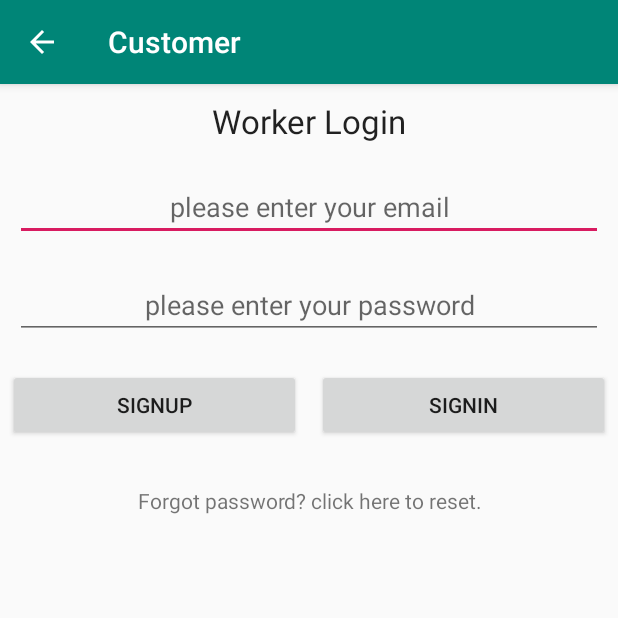
After one commit to nyabara/Towing, an Android app: the WorkerLoginActivity screen opened directly, with no data from a screen before it, on a phone screen of 412 x 824 dp, the top half of it. The commit adds this screen. Run offline under Robolectric (Android 15) with nearby library versions, the phone set to English and light mode, and no system bars; our stand-ins replace Firebase (no records; nobody signed in at launch, a user with empty details on screens opened directly).

Commit message:
firebase Authentication implemented customer and user authentication added map

```diff
--- a/app/build.gradle
+++ b/app/build.gradle
@@ -25,6 +25,7 @@ dependencies {
     implementation fileTree(dir: 'libs', include: ['*.jar'])
     implementation 'androidx.appcompat:appcompat:1.0.2'
     implementation 'androidx.constraintlayout:constraintlayout:1.1.3'
+    implementation 'com.google.android.gms:play-services-maps:17.0.0'
     testImplementation 'junit:junit:4.12'
     androidTestImplementation 'androidx.test.ext:junit:1.1.0'
     androidTestImplementation 'androidx.test.espresso:espresso-core:3.2.0'
--- a/app/src/main/java/com/example/towing/MainActivity.java
+++ b/app/src/main/java/com/example/towing/MainActivity.java
@@ -31,6 +31,7 @@ public class MainActivity extends AppCompatActivity {
         worker.setOnClickListener(new View.OnClickListener() {
             @Override
             public void onClick(View v) {
+                startActivity(new Intent(MainActivity.this,WorkerLoginActivity.class));
 
             }
         });
--- /dev/null
+++ b/app/src/main/res/layout/activity_worker_login.xml
@@ -0,0 +1,86 @@
+<?xml version="1.0" encoding="utf-8"?>
+<LinearLayout xmlns:android="http://schemas.android.com/apk/res/android"
+    xmlns:app="http://schemas.android.com/apk/res-auto"
+    xmlns:tools="http://schemas.android.com/tools"
+    android:layout_width="match_parent"
+    android:layout_height="match_parent"
+    android:orientation="vertical"
+    tools:context=".WorkerLoginActivity">
+    <TextView
+        android:id="@+id/textView2"
+        android:layout_width="match_parent"
+        android:layout_height="wrap_content"
+        android:layout_gravity="center_horizontal"
+        android:layout_marginLeft="10dp"
+        android:layout_marginTop="10dp"
+        android:layout_marginRight="10dp"
+        android:capitalize="characters"
+        android:gravity="center_horizontal"
+        android:text="Worker Login"
+        android:textAppearance="@style/TextAppearance.AppCompat.Large" />
+
+    <EditText
+        android:id="@+id/txtemail"
+        android:layout_width="match_parent"
+        android:layout_height="wrap_content"
+        android:layout_gravity="center_horizontal"
+        android:layout_marginLeft="10dp"
+        android:layout_marginTop="20dp"
+        android:layout_marginRight="10dp"
+        android:ems="10"
+        android:gravity="center_horizontal"
+        android:hint="please enter your email"
+        android:inputType="textEmailAddress" />
+
+    <EditText
+        android:id="@+id/txtpass"
+        android:layout_width="match_parent"
+        android:layout_height="wrap_content"
+        android:layout_gravity="center_horizontal"
+        android:layout_marginLeft="10dp"
+        android:layout_marginTop="20dp"
+        android:layout_marginRight="10dp"
+        android:ems="10"
+        android:gravity="center_horizontal"
+        android:hint="please enter your password"
+        android:inputType="textPassword" />
+
+    <LinearLayout
+        android:layout_width="match_parent"
+        android:layout_height="wrap_content"
+        android:layout_marginTop="20dp"
+        android:orientation="horizontal">
+
+        <Button
+            android:id="@+id/btnSignup"
+            android:layout_width="wrap_content"
+            android:layout_height="wrap_content"
+            android:layout_gravity="center_horizontal"
+            android:layout_marginLeft="5dp"
+            android:layout_marginTop="10dp"
+            android:layout_marginRight="5dp"
+            android:layout_weight="1"
+            android:text="signup" />
+
+        <Button
+            android:id="@+id/btnSignin"
+            android:layout_width="wrap_content"
+            android:layout_height="wrap_content"
+            android:layout_gravity="center_horizontal"
+            android:layout_marginLeft="5dp"
+            android:layout_marginTop="10dp"
+            android:layout_marginRight="5dp"
+            android:layout_weight="1"
+            android:text="signin" />
+    </LinearLayout>
+
+    <TextView
+        android:id="@+id/txtResetPass"
+        android:layout_width="match_parent"
+        android:layout_height="wrap_content"
+        android:layout_marginTop="20dp"
+        android:clickable="true"
+        android:gravity="center_horizontal"
+        android:text="Forgot password? click here to reset." />
+
+</LinearLayout>
--- a/app/src/main/res/values/strings.xml
+++ b/app/src/main/res/values/strings.xml
@@ -1,3 +1,4 @@
 <resources>
     <string name="app_name">Towing</string>
+    <string name="title_activity_customer_maps">Map</string>
 </resources>
```
Also changed, not shown: app/src/debug/res/values/google_maps_api.xml (added, +24 -0 lines), app/src/main/AndroidManifest.xml (+24 -3 lines), app/src/main/java/com/example/towing/CustomerLoginActivity.java (+37 -4 lines), app/src/main/java/com/example/towing/CustomerMapsActivity.java (added, +47 -0 lines), app/src/main/java/com/example/towing/WorkerLoginActivity.java (added, +175 -0 lines), app/src/main/res/layout/activity_customer_maps.xml (added, +9 -0 lines), 1 other file.
